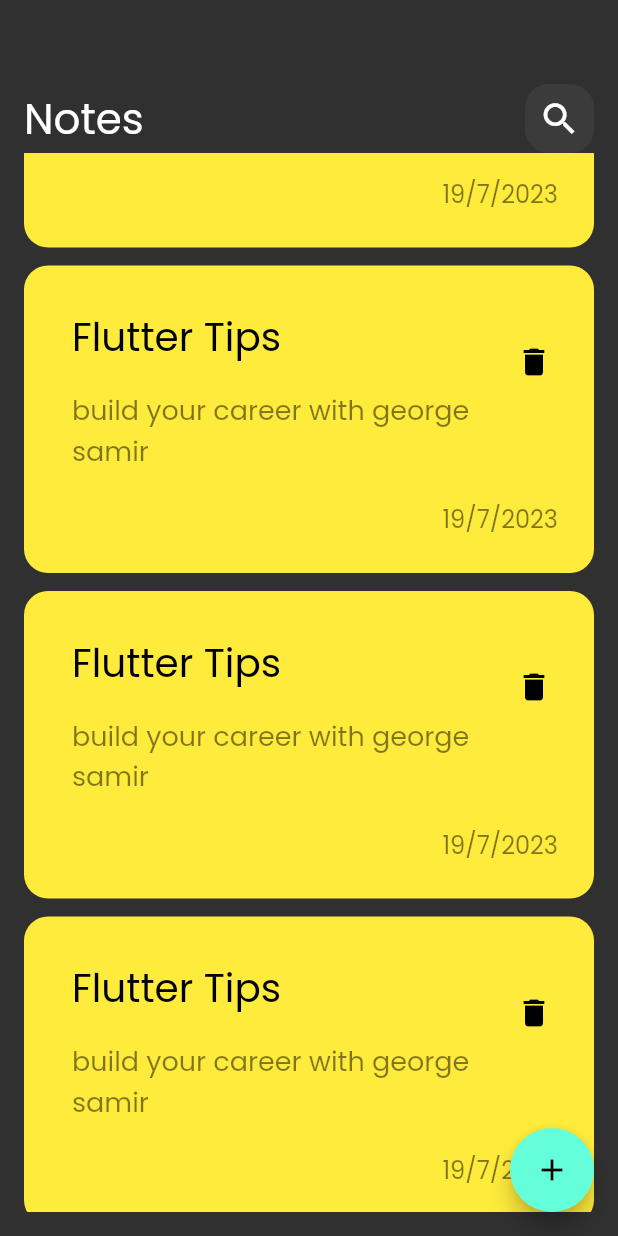
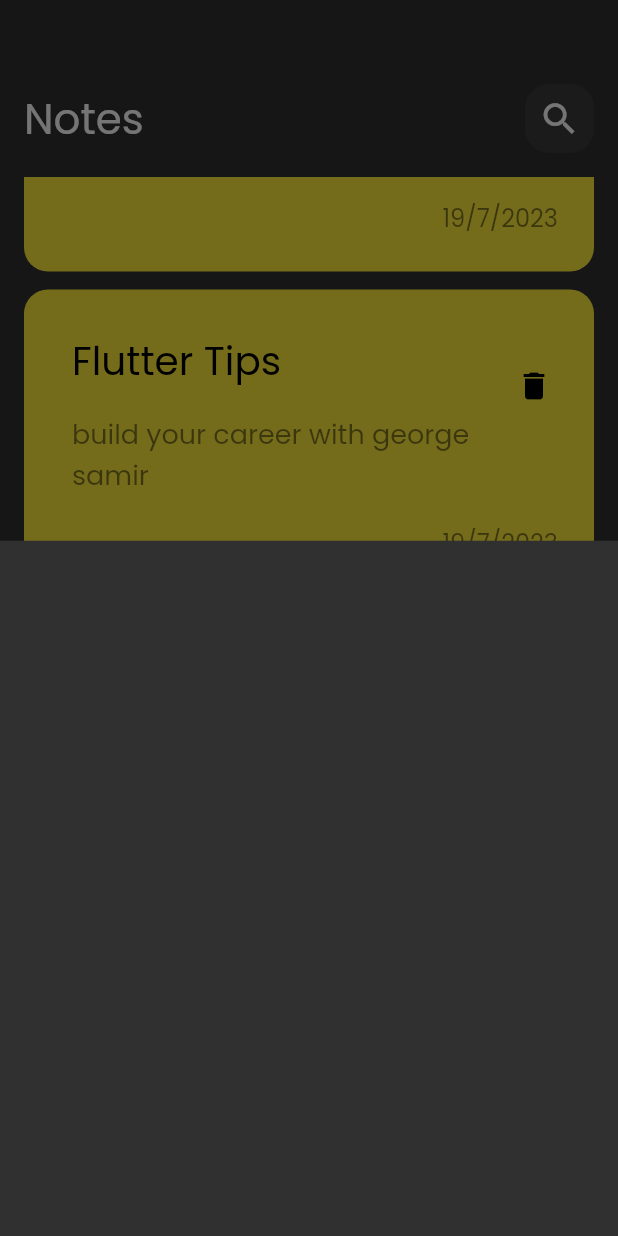
Before and after one commit to George-Samir88/notes_app, a Flutter app: the screen it shows after launch, scrolled down 576 dp, after a tap on the "add" icon, on a phone screen of 412 x 824 dp. Run offline on Flutter 3.47's test engine with Material 2 defaults, Android fonts, the phone set to English and light mode, and no system bars.

Commit message:
show Modal Bottom Sheet

```diff
--- /dev/null
+++ b/lib/reusable/add_note_bottom_sheet.dart
@@ -0,0 +1,10 @@
+import 'package:flutter/cupertino.dart';
+
+class AddNoteBottomSheet extends StatelessWidget {
+  const AddNoteBottomSheet({super.key});
+
+  @override
+  Widget build(BuildContext context) {
+    return Container();
+  }
+}
--- a/lib/reusable/notes_list_view.dart
+++ b/lib/reusable/notes_list_view.dart
@@ -6,11 +6,16 @@ class NotesListView extends StatelessWidget {
 
   @override
   Widget build(BuildContext context) {
-    return ListView.builder(itemBuilder: (context, index) {
-      return const Padding(
-        padding: EdgeInsets.only(bottom: 12.0),
-        child: NoteItem(),
-      );
-    });
+    return Padding(
+      padding: const EdgeInsets.symmetric(vertical: 16.0),
+      child: ListView.builder(
+          padding: EdgeInsets.zero,
+          itemBuilder: (context, index) {
+            return const Padding(
+              padding: EdgeInsets.only(bottom: 12.0),
+              child: NoteItem(),
+            );
+          }),
+    );
   }
 }
--- a/lib/views/notes_view.dart
+++ b/lib/views/notes_view.dart
@@ -1,4 +1,5 @@
 import 'package:flutter/material.dart';
+import 'package:notes_app/reusable/add_note_bottom_sheet.dart';
 import 'package:notes_app/reusable/custom_app_bar.dart';
 import 'package:notes_app/reusable/notes_list_view.dart';
 
@@ -9,10 +10,13 @@ class NotesView extends StatelessWidget {
   Widget build(BuildContext context) {
     return Scaffold(
       floatingActionButton: FloatingActionButton(
-        onPressed: () {},
+        onPressed: () {
+          showModalBottomSheet(
+              context: context, builder: (context) =>const AddNoteBottomSheet());
+        },
         child: const Icon(Icons.add),
       ),
-      body:  const Padding(
+      body: const Padding(
         padding: EdgeInsets.all(16.0),
         child: Column(
           children: [
@@ -27,12 +31,3 @@ class NotesView extends StatelessWidget {
     );
   }
 }
-
-class Name extends StatelessWidget {
-  const Name({super.key});
-
-  @override
-  Widget build(BuildContext context) {
-    return Scaffold();
-  }
-}
```
